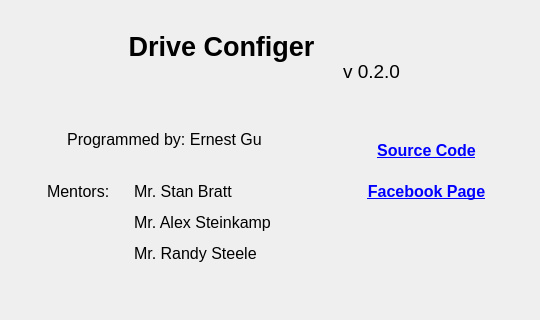
First picture: the form in aboutwindow.ui, repository OlyCow/drive-configer, before the edit; both pictures show x 0 to 540 and y 0 to 320 of the 540 by 480 pixel window.
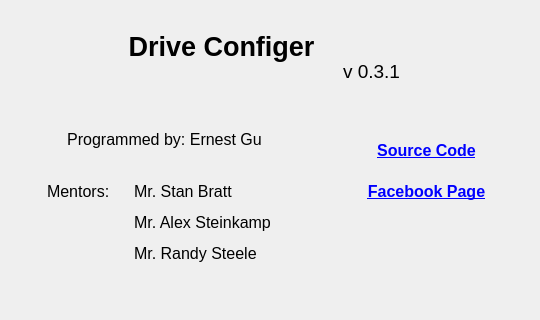
Second picture: the form after the edit. Icons and pictures are not drawn.

Commit message: Minor version number update :P

Diff of the .ui file:
```diff
--- a/aboutwindow.ui
+++ b/aboutwindow.ui
@@ -89,7 +89,7 @@
        </font>
       </property>
       <property name="text">
-       <string>v 0.2.0</string>
+       <string>v 0.3.1</string>
       </property>
       <property name="alignment">
        <set>Qt::AlignCenter</set>
```
